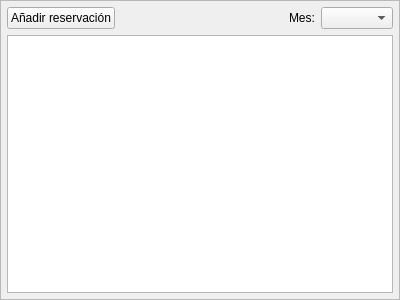
Old version of the form FrameDorms.ui in the repository dnohales/camping.
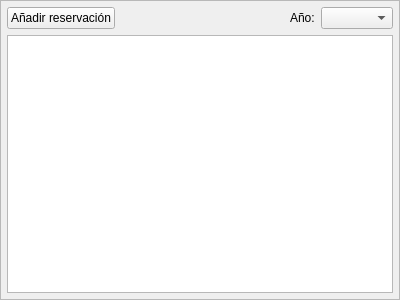
New version of the form. Icons and pictures are not drawn.

Commit message:
Rediseñado el funcionamiento de la tabla de dormis.
Ahora se muestran tablas por año, mostrando los meses de ese año en la
misma tabla.
Por defecto se muestra solo Enero y Febrero, pero si hay clientes en meses
posteriores, también se muestran.

```diff
--- a/FrameDorms.ui
+++ b/FrameDorms.ui
@@ -86,7 +86,7 @@
       <item>
        <widget class="QLabel" name="label">
         <property name="text">
-         <string>Mes:</string>
+         <string>Año:</string>
         </property>
        </widget>
       </item>
```
Left out of the diff: 4 changed lines with no effect on the pictures. The commit also changes 2 other files.
